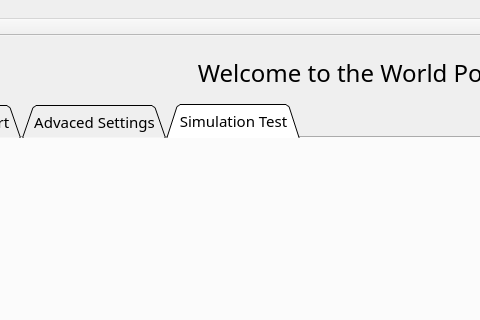
Old version of the form WorldPopulationSimulator/mainwindow.ui in the repository yfedas21/WorldPopulationSimulator; both pictures show x 92 to 572 and y 0 to 320 of the 1080 by 720 pixel window.
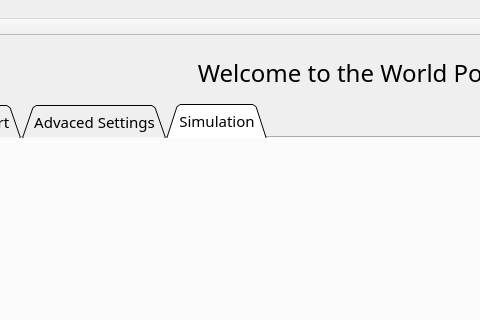
New version of the form. Custom widgets are drawn as their Qt base class.

Commit message:
Added Needed Test Images to Resources and Simulation Tab
Finally got the image to show up - working on animating its fill

Patch:
```diff
--- a/WorldPopulationSimulator/mainwindow.ui
+++ b/WorldPopulationSimulator/mainwindow.ui
@@ -24,7 +24,7 @@
   </property>
   <property name="maximumSize">
    <size>
-    <width>1920</width>
+    <width>1600</width>
     <height>1080</height>
    </size>
   </property>
@@ -159,7 +159,7 @@
       </widget>
       <widget class="QWidget" name="tab">
        <attribute name="title">
-        <string>Simulation Test</string>
+        <string>Simulation</string>
        </attribute>
        <layout class="QVBoxLayout" name="verticalLayout_4">
         <item>
```
Left out of the diff: 2 changed lines with no effect on the pictures. The commit also changes 16 other files.
